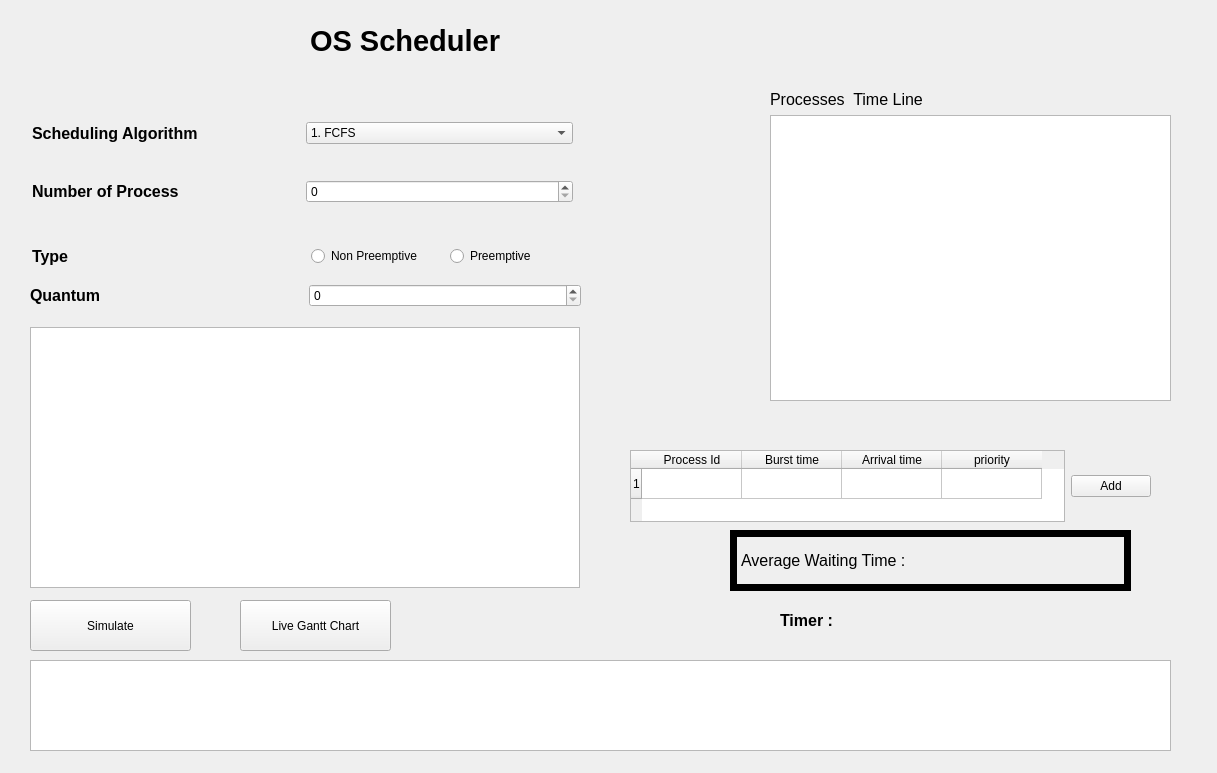
First picture: the form in OS_Process_Scheduler-main/OS_Scheduler/mainwindow.ui, repository ENGaliyasser/OS_Schedular_GUI, before the edit.
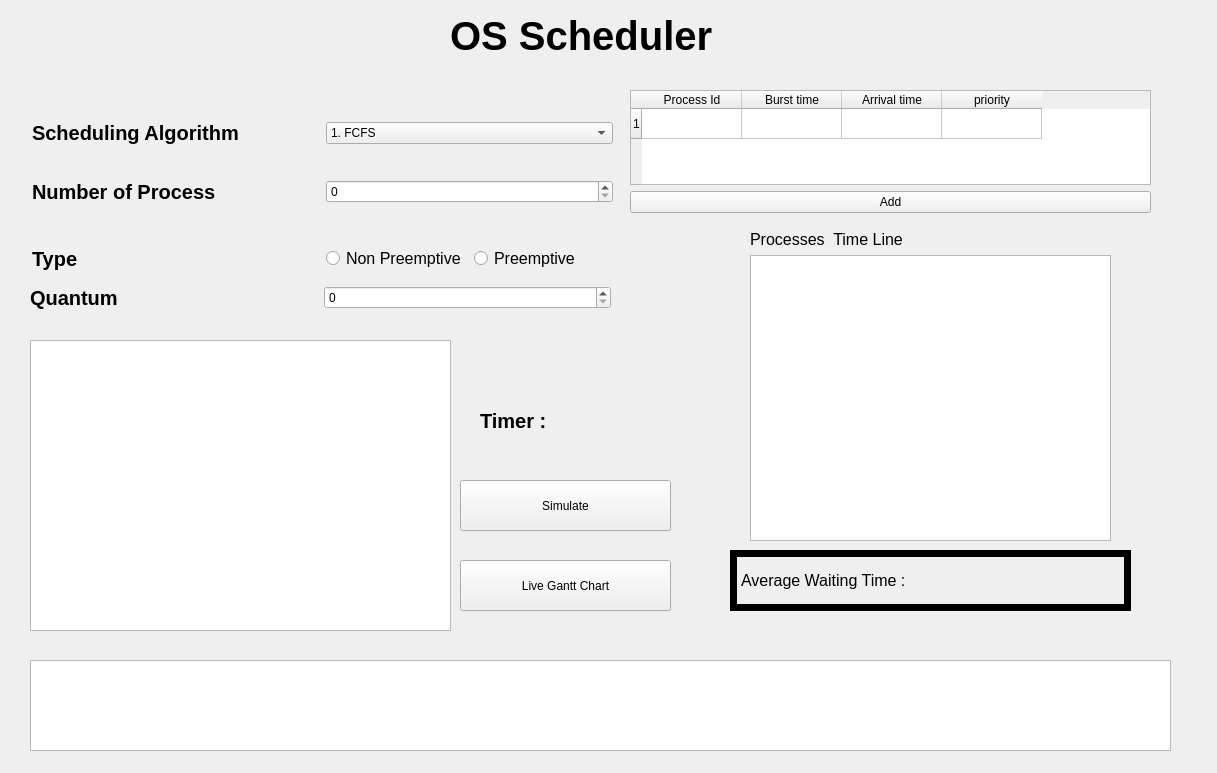
Second picture: the form after the edit.

Patch:
```diff
--- a/OS_Process_Scheduler-main/OS_Scheduler/mainwindow.ui
+++ b/OS_Process_Scheduler-main/OS_Scheduler/mainwindow.ui
@@ -17,15 +17,15 @@
    <widget class="QLabel" name="project_label">
     <property name="geometry">
      <rect>
-      <x>310</x>
-      <y>10</y>
-      <width>251</width>
-      <height>61</height>
+      <x>450</x>
+      <y>0</y>
+      <width>351</width>
+      <height>71</height>
      </rect>
     </property>
     <property name="font">
      <font>
-      <pointsize>22</pointsize>
+      <pointsize>30</pointsize>
       <bold>true</bold>
      </font>
     </property>
@@ -38,18 +38,18 @@
      <rect>
       <x>32</x>
       <y>92</y>
-      <width>541</width>
+      <width>581</width>
       <height>141</height>
      </rect>
     </property>
     <layout class="QVBoxLayout" name="verticalLayout">
      <item>
       <layout class="QHBoxLayout" name="horizontalLayout">
-       <item>
+       <item alignment="Qt::AlignLeft">
         <widget class="QLabel" name="algo_label">
          <property name="font">
           <font>
-           <pointsize>12</pointsize>
+           <pointsize>15</pointsize>
            <bold>true</bold>
           </font>
          </property>
@@ -96,7 +96,7 @@
         <widget class="QLabel" name="no_process_label">
          <property name="font">
           <font>
-           <pointsize>12</pointsize>
+           <pointsize>15</pointsize>
            <bold>true</bold>
           </font>
          </property>
@@ -117,8 +117,8 @@
      <rect>
       <x>32</x>
       <y>240</y>
-      <width>551</width>
-      <height>33</height>
+      <width>581</width>
+      <height>37</height>
      </rect>
     </property>
     <layout class="QHBoxLayout" name="horizontalLayout_4">
@@ -129,7 +129,7 @@
        </property>
        <property name="font">
         <font>
-         <pointsize>12</pointsize>
+         <pointsize>15</pointsize>
          <bold>true</bold>
         </font>
        </property>
@@ -140,8 +140,16 @@
      </item>
      <item>
       <layout class="QHBoxLayout" name="horizontalLayout_3">
+       <property name="spacing">
+        <number>8</number>
+       </property>
        <item>
         <widget class="QRadioButton" name="Non_preemptive">
+         <property name="font">
+          <font>
+           <pointsize>12</pointsize>
+          </font>
+         </property>
          <property name="text">
           <string>Non Preemptive</string>
          </property>
@@ -151,6 +159,7 @@
         <widget class="QRadioButton" name="preemptive">
          <property name="font">
           <font>
+           <pointsize>12</pointsize>
            <kerning>true</kerning>
           </font>
          </property>
@@ -168,8 +177,8 @@
      <rect>
       <x>30</x>
       <y>280</y>
-      <width>551</width>
-      <height>31</height>
+      <width>581</width>
+      <height>35</height>
      </rect>
     </property>
     <layout class="QHBoxLayout" name="horizontalLayout_5">
@@ -177,7 +186,7 @@
       <widget class="QLabel" name="quantum_label">
        <property name="font">
         <font>
-         <pointsize>12</pointsize>
+         <pointsize>15</pointsize>
          <bold>true</bold>
         </font>
        </property>
@@ -195,18 +204,18 @@
     <property name="geometry">
      <rect>
       <x>30</x>
-      <y>327</y>
-      <width>550</width>
-      <height>261</height>
+      <y>340</y>
+      <width>421</width>
+      <height>291</height>
      </rect>
     </property>
    </widget>
    <widget class="QPushButton" name="simulate_button">
     <property name="geometry">
      <rect>
-      <x>30</x>
-      <y>600</y>
-      <width>161</width>
+      <x>460</x>
+      <y>480</y>
+      <width>211</width>
       <height>51</height>
      </rect>
     </property>
@@ -228,7 +237,7 @@
     <property name="geometry">
      <rect>
       <x>730</x>
-      <y>530</y>
+      <y>550</y>
       <width>401</width>
       <height>61</height>
      </rect>
@@ -250,9 +259,9 @@
    <widget class="QWidget" name="layoutWidget">
     <property name="geometry">
      <rect>
-      <x>770</x>
-      <y>90</y>
-      <width>401</width>
+      <x>750</x>
+      <y>230</y>
+      <width>361</width>
       <height>311</height>
      </rect>
     </property>
@@ -277,9 +286,9 @@
    <widget class="QPushButton" name="LiveGantt">
     <property name="geometry">
      <rect>
-      <x>240</x>
-      <y>600</y>
-      <width>151</width>
+      <x>460</x>
+      <y>560</y>
+      <width>211</width>
       <height>51</height>
      </rect>
     </property>
@@ -290,12 +299,17 @@
    <widget class="QLabel" name="timerLabel">
     <property name="geometry">
      <rect>
-      <x>860</x>
-      <y>600</y>
+      <x>580</x>
+      <y>400</y>
       <width>141</width>
       <height>41</height>
      </rect>
     </property>
+    <property name="font">
+     <font>
+      <pointsize>15</pointsize>
+     </font>
+    </property>
     <property name="text">
      <string/>
     </property>
@@ -303,15 +317,15 @@
    <widget class="QLabel" name="label_2">
     <property name="geometry">
      <rect>
-      <x>780</x>
-      <y>600</y>
+      <x>480</x>
+      <y>400</y>
       <width>91</width>
       <height>41</height>
      </rect>
     </property>
     <property name="font">
      <font>
-      <pointsize>12</pointsize>
+      <pointsize>15</pointsize>
       <bold>true</bold>
      </font>
     </property>
@@ -323,12 +337,12 @@
     <property name="geometry">
      <rect>
       <x>630</x>
-      <y>450</y>
+      <y>90</y>
       <width>521</width>
-      <height>72</height>
+      <height>123</height>
      </rect>
     </property>
-    <layout class="QHBoxLayout" name="horizontalLayout_7">
+    <layout class="QVBoxLayout" name="verticalLayout_3">
      <item>
       <widget class="QTableWidget" name="data_table_2">
        <property name="rowCount">
```
Left out of the diff: 2 changed lines with no effect on the pictures.
